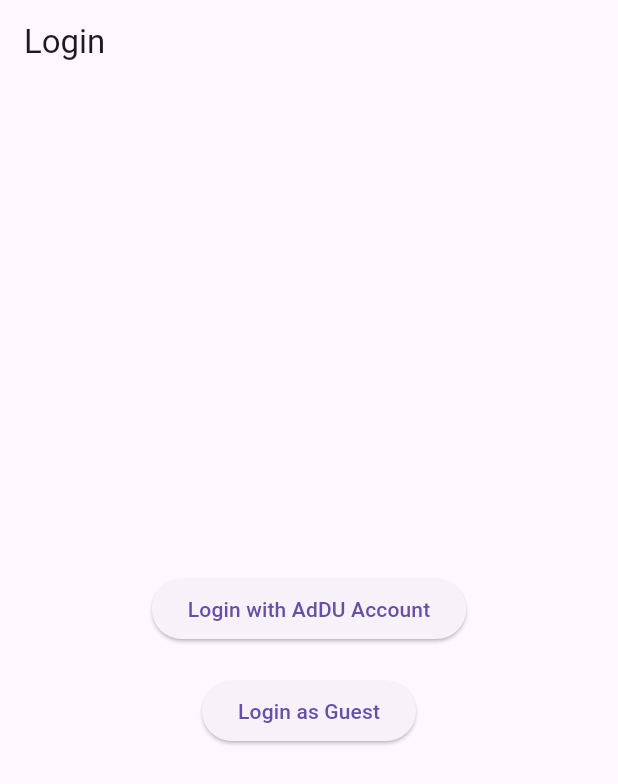
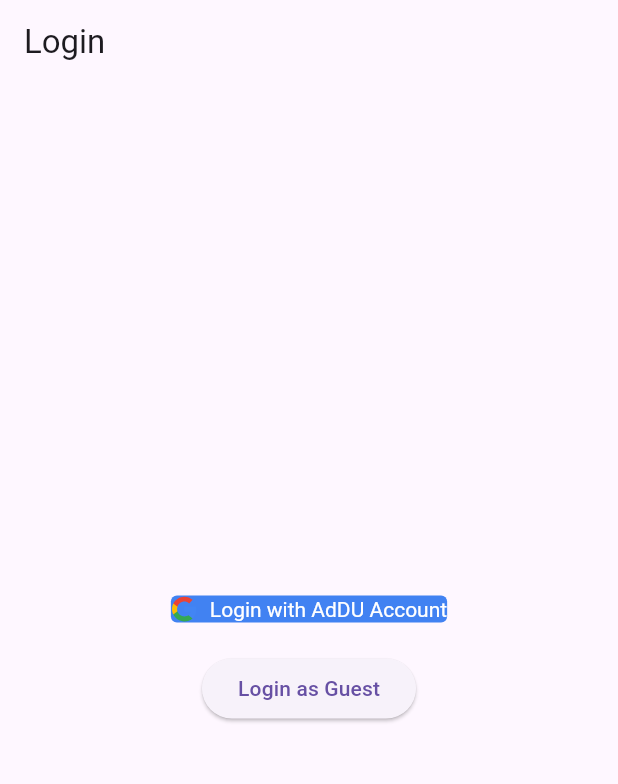
Before and after one commit to shunindesuuu/flutter-CampusLostnFound, a Flutter app: the screen it shows after launch, on a phone screen of 412 x 824 dp. Shown: the top 784 px of the screen. Run offline on Flutter 3.47's test engine with Material 3 defaults, Android fonts, the phone set to English and light mode, and no system bars; our stand-ins replace firebase_auth, firebase_core, flutter_svg, google_sign_in, shared_preferences; accounts and stored records are empty; Roboto replaces fonts that are missing (ProductSans).

Commit message:
add: ui for login screen

```diff
--- a/lib/pages/login.dart
+++ b/lib/pages/login.dart
@@ -2,6 +2,7 @@
 import 'package:firebase_auth/firebase_auth.dart';
 import 'package:google_sign_in/google_sign_in.dart';
 import 'homepage.dart'; // Import HomePage widget
+import 'package:flutter_svg/flutter_svg.dart';
 
 class LoginScreen extends StatelessWidget {
   const LoginScreen({Key? key});
@@ -16,11 +17,33 @@
         child: Column(
           mainAxisAlignment: MainAxisAlignment.center,
           children: <Widget>[
-            ElevatedButton(
-              onPressed: () {
-                signInWithGoogle(context);
-              },
-              child: const Text('Login with AdDU Account'),
+            Container(
+              decoration: BoxDecoration(
+                color: Color.fromRGBO(65, 130, 242, 1.0),
+                borderRadius: BorderRadius.circular(4.0),
+              ),
+              child: InkWell(
+                onTap: () {
+                  signInWithGoogle(context);
+                },
+                child: Row(
+                  mainAxisSize: MainAxisSize.min,
+                  children: [
+                    SvgPicture.asset(
+                      'assets/images/glogo.svg',
+                      height: 18.0,
+                    ),
+                    SizedBox(width: 8),
+                    DefaultTextStyle(
+                      style: TextStyle(
+                        color: Colors.white,
+                        fontFamily: 'ProductSans',
+                      ),
+                      child: Text('Login with AdDU Account'),
+                    ),
+                  ],
+                ),
+              ),
             ),
             const SizedBox(height: 20.0),
             ElevatedButton(
```
Also changed, not shown: pubspec.yaml (+12 -71 lines), assets/fonts/Product Sans Bold Italic.ttf (added), assets/fonts/Product Sans Bold.ttf (added), assets/fonts/Product Sans Italic.ttf (added), assets/fonts/Product Sans Regular.ttf (added), assets/images/glogo.svg (added), pubspec.lock, 1 other file.
